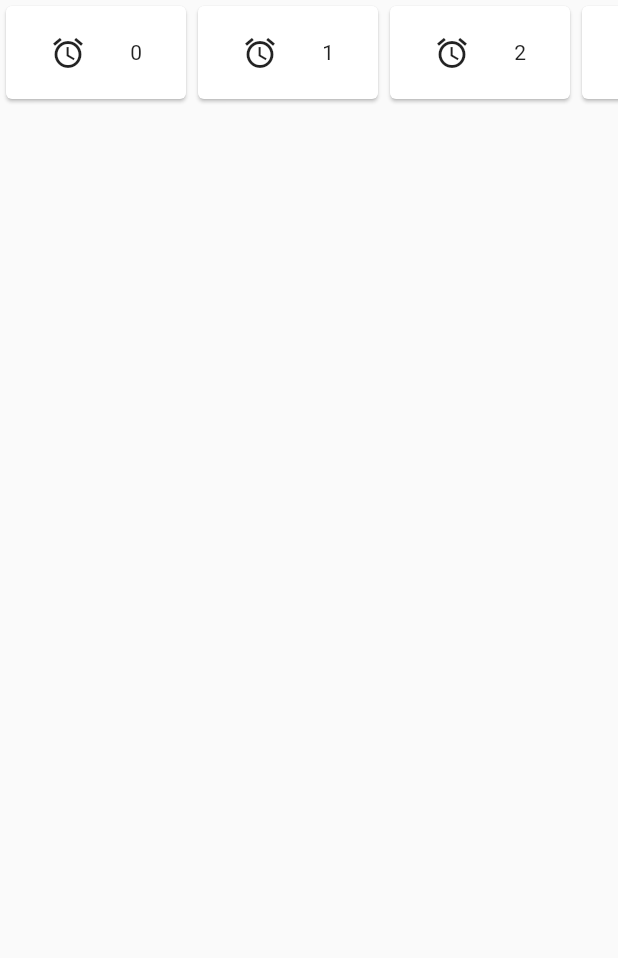
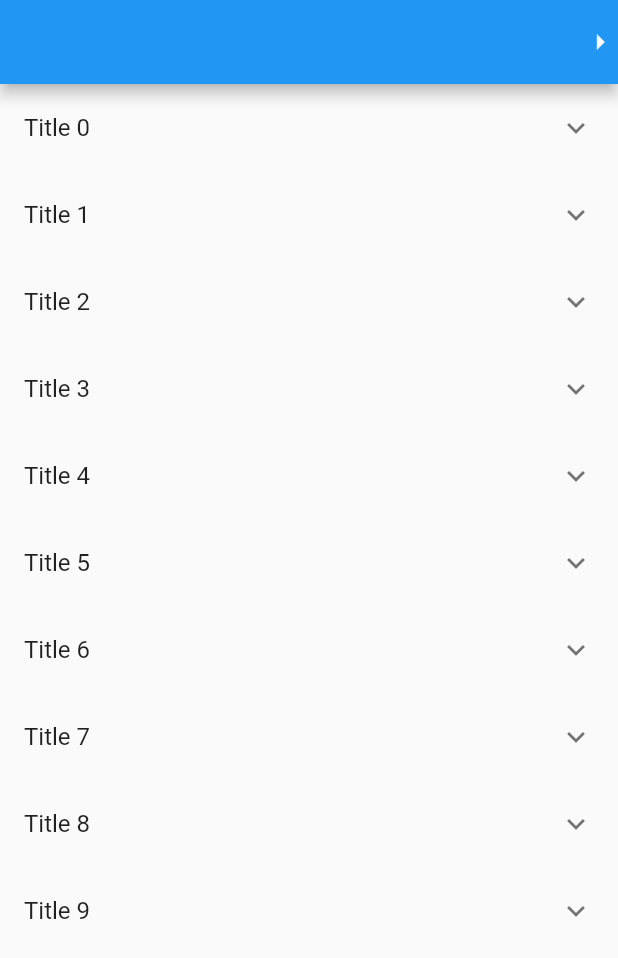
Before and after one commit to ntxmai5220/flutter-review-widgets, a Flutter app: the screen it shows after launch, on a phone screen of 412 x 824 dp. Shown: the top 958 px of the screen. Run offline on Flutter 3.47's test engine with Material 2 defaults, Android fonts, the phone set to English and light mode, and no system bars.

Commit message:
update listview

```diff
--- a/lib/widgets/list_view.dart
+++ b/lib/widgets/list_view.dart
@@ -1,4 +1,5 @@
 import 'package:flutter/material.dart';
+import 'package:review_widgets/widgets/button.dart';
 
 class ListViewPage extends StatefulWidget {
   const ListViewPage({Key? key}) : super(key: key);
@@ -11,7 +12,18 @@ class _ListViewPageState extends State<ListViewPage> {
   @override
   Widget build(BuildContext context) {
     return Scaffold(
-      body: Container(child: _basicHorizontalListView()),
+      appBar: AppBar(
+        actions: [
+          InkWell(
+            child: Icon(Icons.arrow_right),
+            onTap: () {
+              Navigator.push(
+                  context, MaterialPageRoute(builder: (_) => ButtonPage()));
+            },
+          )
+        ],
+      ),
+      body: Container(child: _basicListViewBuilder()),
     );
   }
 
@@ -30,9 +42,11 @@ class _ListViewPageState extends State<ListViewPage> {
 
   _basicListViewBuilder() {
     return ListView.builder(
-      itemCount: 10,
-      itemBuilder: (context, index) => _tile(index),
-    );
+        itemCount: 10,
+        itemBuilder: (context, index) => //_tile(index),
+            _expansionTile(
+              index,
+            ));
   }
 
   _basicListViewSeperated() {
@@ -115,4 +129,22 @@ class _ListViewPageState extends State<ListViewPage> {
     //   ),
     // );
   }
+
+  _expansionTile(index) {
+    return ExpansionTile(
+      title: Text('Title $index'),
+      children: [
+        Container(
+          height: 100,
+          width: 300,
+          color: Colors.green.shade400,
+          child: ListTile(
+            title: Text('Title $index'),
+            subtitle: Text('SubTitle $index'),
+            leading: Icon(Icons.home),
+          ),
+        )
+      ],
+    );
+  }
 }
```
